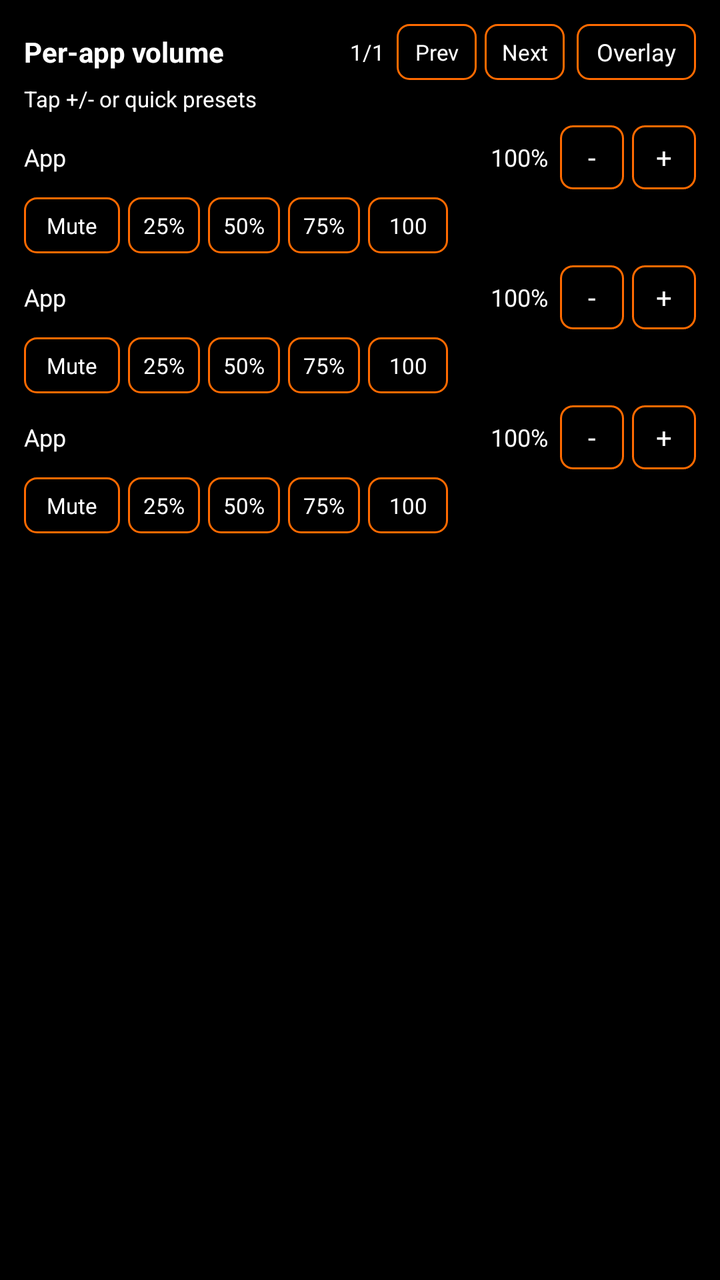
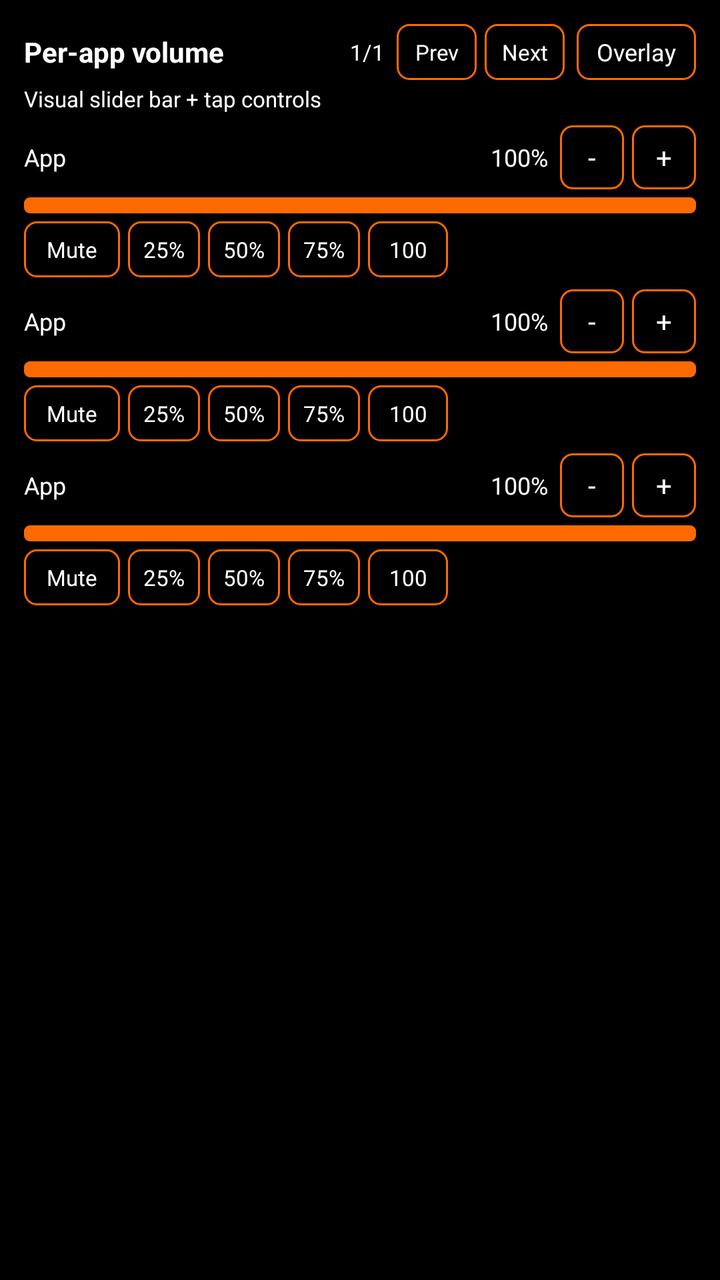

Two renders of the same Android screen: before a commit and after it. Below are the layout's source before the change and the commit's diff.
<!-- AndroidManifest.xml: application theme AppTheme -->
<!-- res/layout/notification_volume_big.xml -->
<?xml version="1.0" encoding="utf-8"?>
<LinearLayout xmlns:android="http://schemas.android.com/apk/res/android"
    android:id="@+id/notif_root"
    android:layout_width="match_parent"
    android:layout_height="wrap_content"
    android:orientation="vertical"
    android:padding="12dp"
    android:background="#000000">

    <LinearLayout
        android:id="@+id/notif_header_row"
        android:layout_width="match_parent"
        android:layout_height="wrap_content"
        android:orientation="horizontal"
        android:gravity="center_vertical"
        android:paddingBottom="2dp">

        <TextView
            android:id="@+id/notif_title"
            android:layout_width="0dp"
            android:layout_height="wrap_content"
            android:layout_weight="1"
            android:text="Per-app volume"
            android:textSize="14sp"
            android:textStyle="bold"
            android:textColor="#FFFFFF"
            android:shadowColor="#000000"
            android:shadowRadius="2"
            android:shadowDx="0"
            android:shadowDy="0" />

        <TextView
            android:id="@+id/notif_page"
            android:layout_width="wrap_content"
            android:layout_height="wrap_content"
            android:text="1/1"
            android:textSize="11sp"
            android:textColor="#FFFFFF"
            android:shadowColor="#000000"
            android:shadowRadius="2"
            android:shadowDx="0"
            android:shadowDy="0"
            android:paddingEnd="6dp"
            android:paddingRight="6dp" />

        <TextView
            android:id="@+id/notif_prev"
            android:layout_width="40dp"
            android:layout_height="28dp"
            android:gravity="center"
            android:text="Prev"
            android:textSize="11sp"
            android:textColor="#FFFFFF"
            android:shadowColor="#000000"
            android:shadowRadius="2"
            android:shadowDx="0"
            android:shadowDy="0"
            android:background="@drawable/notif_button"
            android:layout_marginEnd="4dp"
            android:layout_marginRight="4dp" />

        <TextView
            android:id="@+id/notif_next"
            android:layout_width="40dp"
            android:layout_height="28dp"
            android:gravity="center"
            android:text="Next"
            android:textSize="11sp"
            android:textColor="#FFFFFF"
            android:shadowColor="#000000"
            android:shadowRadius="2"
            android:shadowDx="0"
            android:shadowDy="0"
            android:background="@drawable/notif_button"
            android:layout_marginEnd="6dp"
            android:layout_marginRight="6dp" />

        <TextView
            android:id="@+id/notif_open_overlay"
            android:layout_width="wrap_content"
            android:layout_height="28dp"
            android:gravity="center"
            android:paddingStart="10dp"
            android:paddingEnd="10dp"
            android:paddingLeft="10dp"
            android:paddingRight="10dp"
            android:text="Overlay"
            android:textSize="12sp"
            android:textColor="#FFFFFF"
            android:shadowColor="#000000"
            android:shadowRadius="2"
            android:shadowDx="0"
            android:shadowDy="0"
            android:background="@drawable/notif_button" />
    </LinearLayout>

    <TextView
        android:id="@+id/notif_subtitle"
        android:layout_width="match_parent"
        android:layout_height="wrap_content"
        android:text="Tap +/- or quick presets"
        android:textSize="11sp"
        android:textColor="#FFFFFF"
        android:shadowColor="#000000"
        android:shadowRadius="2"
        android:shadowDx="0"
        android:shadowDy="0"
        android:paddingBottom="6dp" />

    <LinearLayout
        android:id="@+id/notif_row_1"
        android:layout_width="match_parent"
        android:layout_height="wrap_content"
        android:orientation="vertical"
        android:paddingBottom="6dp">

        <LinearLayout
            android:id="@+id/notif_row_1_main"
            android:layout_width="match_parent"
            android:layout_height="wrap_content"
            android:orientation="horizontal"
            android:gravity="center_vertical"
            android:paddingBottom="4dp">

            <TextView
                android:id="@+id/notif_app_1"
                android:layout_width="0dp"
                android:layout_height="wrap_content"
                android:layout_weight="1"
                android:ellipsize="end"
                android:maxLines="1"
                android:text="App"
                android:textSize="12sp"
                android:textColor="#FFFFFF"
                android:shadowColor="#000000"
                android:shadowRadius="2"
                android:shadowDx="0"
                android:shadowDy="0" />

            <TextView
                android:id="@+id/notif_value_1"
                android:layout_width="wrap_content"
                android:layout_height="wrap_content"
                android:text="100%"
                android:textSize="12sp"
                android:textColor="#FFFFFF"
                android:shadowColor="#000000"
                android:shadowRadius="2"
                android:shadowDx="0"
                android:shadowDy="0"
                android:paddingEnd="6dp"
                android:paddingRight="6dp" />

            <TextView
                android:id="@+id/notif_minus_1"
                android:layout_width="32dp"
                android:layout_height="32dp"
                android:gravity="center"
                android:text="-"
                android:textSize="14sp"
                android:textColor="#FFFFFF"
                android:shadowColor="#000000"
                android:shadowRadius="2"
                android:shadowDx="0"
                android:shadowDy="0"
                android:background="@drawable/notif_button" />

            <TextView
                android:id="@+id/notif_plus_1"
                android:layout_width="32dp"
                android:layout_height="32dp"
                android:layout_marginStart="4dp"
                android:layout_marginLeft="4dp"
                android:gravity="center"
                android:text="+"
                android:textSize="14sp"
                android:textColor="#FFFFFF"
                android:shadowColor="#000000"
                android:shadowRadius="2"
                android:shadowDx="0"
                android:shadowDy="0"
                android:background="@drawable/notif_button" />
        </LinearLayout>

        <LinearLayout
            android:id="@+id/notif_row_1_quick"
            android:layout_width="match_parent"
            android:layout_height="wrap_content"
            android:orientation="horizontal"
            android:gravity="center_vertical">

            <TextView
                android:id="@+id/notif_mute_1"
                android:layout_width="48dp"
                android:layout_height="28dp"
                android:gravity="center"
                android:text="Mute"
                android:textSize="11sp"
                android:textColor="#FFFFFF"
                android:shadowColor="#000000"
                android:shadowRadius="2"
                android:shadowDx="0"
                android:shadowDy="0"
                android:background="@drawable/notif_button" />

            <TextView
                android:id="@+id/notif_25_1"
                android:layout_width="36dp"
                android:layout_height="28dp"
                android:layout_marginStart="4dp"
                android:layout_marginLeft="4dp"
                android:gravity="center"
                android:text="25%"
                android:textSize="11sp"
                android:textColor="#FFFFFF"
                android:shadowColor="#000000"
                android:shadowRadius="2"
                android:shadowDx="0"
                android:shadowDy="0"
                android:background="@drawable/notif_button" />

            <TextView
                android:id="@+id/notif_50_1"
                android:layout_width="36dp"
                android:layout_height="28dp"
                android:layout_marginStart="4dp"
                android:layout_marginLeft="4dp"
                android:gravity="center"
                android:text="50%"
                android:textSize="11sp"
                android:textColor="#FFFFFF"
                android:shadowColor="#000000"
                android:shadowRadius="2"
                android:shadowDx="0"
                android:shadowDy="0"
                android:background="@drawable/notif_button" />

            <TextView
                android:id="@+id/notif_75_1"
                android:layout_width="36dp"
                android:layout_height="28dp"
                android:layout_marginStart="4dp"
                android:layout_marginLeft="4dp"
                android:gravity="center"
                android:text="75%"
                android:textSize="11sp"
                android:textColor="#FFFFFF"
                android:shadowColor="#000000"
                android:shadowRadius="2"
                android:shadowDx="0"
                android:shadowDy="0"
                android:background="@drawable/notif_button" />

            <TextView
                android:id="@+id/notif_100_1"
                android:layout_width="40dp"
                android:layout_height="28dp"
                android:layout_marginStart="4dp"
                android:layout_marginLeft="4dp"
                android:gravity="center"
                android:text="100"
                android:textSize="11sp"
                android:textColor="#FFFFFF"
                android:shadowColor="#000000"
                android:shadowRadius="2"
                android:shadowDx="0"
                android:shadowDy="0"
                android:background="@drawable/notif_button" />
        </LinearLayout>
    </LinearLayout>

    <LinearLayout
        android:id="@+id/notif_row_2"
        android:layout_width="match_parent"
        android:layout_height="wrap_content"
        android:orientation="vertical"
        android:paddingBottom="6dp">

        <LinearLayout
            android:id="@+id/notif_row_2_main"
            android:layout_width="match_parent"
            android:layout_height="wrap_content"
            android:orientation="horizontal"
            android:gravity="center_vertical"
            android:paddingBottom="4dp">

            <TextView
                android:id="@+id/notif_app_2"
                android:layout_width="0dp"
                android:layout_height="wrap_content"
                android:layout_weight="1"
                android:ellipsize="end"
                android:maxLines="1"
                android:text="App"
                android:textSize="12sp"
                android:textColor="#FFFFFF"
                android:shadowColor="#000000"
                android:shadowRadius="2"
                android:shadowDx="0"
                android:shadowDy="0" />

            <TextView
                android:id="@+id/notif_value_2"
                android:layout_width="wrap_content"
                android:layout_height="wrap_content"
                android:text="100%"
                android:textSize="12sp"
                android:textColor="#FFFFFF"
                android:shadowColor="#000000"
                android:shadowRadius="2"
                android:shadowDx="0"
                android:shadowDy="0"
                android:paddingEnd="6dp"
                android:paddingRight="6dp" />

            <TextView
                android:id="@+id/notif_minus_2"
                android:layout_width="32dp"
                android:layout_height="32dp"
                android:gravity="center"
                android:text="-"
                android:textSize="14sp"
                android:textColor="#FFFFFF"
                android:shadowColor="#000000"
                android:shadowRadius="2"
                android:shadowDx="0"
                android:shadowDy="0"
                android:background="@drawable/notif_button" />

            <TextView
                android:id="@+id/notif_plus_2"
                android:layout_width="32dp"
                android:layout_height="32dp"
                android:layout_marginStart="4dp"
                android:layout_marginLeft="4dp"
                android:gravity="center"
                android:text="+"
                android:textSize="14sp"
                android:textColor="#FFFFFF"
                android:shadowColor="#000000"
                android:shadowRadius="2"
                android:shadowDx="0"
                android:shadowDy="0"
                android:background="@drawable/notif_button" />
        </LinearLayout>

        <LinearLayout
            android:id="@+id/notif_row_2_quick"
            android:layout_width="match_parent"
            android:layout_height="wrap_content"
            android:orientation="horizontal"
            android:gravity="center_vertical">

            <TextView
                android:id="@+id/notif_mute_2"
                android:layout_width="48dp"
                android:layout_height="28dp"
                android:gravity="center"
                android:text="Mute"
                android:textSize="11sp"
                android:textColor="#FFFFFF"
                android:shadowColor="#000000"
                android:shadowRadius="2"
                android:shadowDx="0"
                android:shadowDy="0"
                android:background="@drawable/notif_button" />

            <TextView
                android:id="@+id/notif_25_2"
                android:layout_width="36dp"
                android:layout_height="28dp"
                android:layout_marginStart="4dp"
                android:layout_marginLeft="4dp"
                android:gravity="center"
                android:text="25%"
                android:textSize="11sp"
                android:textColor="#FFFFFF"
                android:shadowColor="#000000"
                android:shadowRadius="2"
                android:shadowDx="0"
                android:shadowDy="0"
                android:background="@drawable/notif_button" />

            <TextView
                android:id="@+id/notif_50_2"
                android:layout_width="36dp"
                android:layout_height="28dp"
                android:layout_marginStart="4dp"
                android:layout_marginLeft="4dp"
                android:gravity="center"
                android:text="50%"
                android:textSize="11sp"
                android:textColor="#FFFFFF"
                android:shadowColor="#000000"
                android:shadowRadius="2"
                android:shadowDx="0"
                android:shadowDy="0"
                android:background="@drawable/notif_button" />

            <TextView
                android:id="@+id/notif_75_2"
                android:layout_width="36dp"
                android:layout_height="28dp"
                android:layout_marginStart="4dp"
                android:layout_marginLeft="4dp"
                android:gravity="center"
                android:text="75%"
                android:textSize="11sp"
                android:textColor="#FFFFFF"
                android:shadowColor="#000000"
                android:shadowRadius="2"
                android:shadowDx="0"
                android:shadowDy="0"
                android:background="@drawable/notif_button" />

            <TextView
                android:id="@+id/notif_100_2"
                android:layout_width="40dp"
                android:layout_height="28dp"
                android:layout_marginStart="4dp"
                android:layout_marginLeft="4dp"
                android:gravity="center"
                android:text="100"
                android:textSize="11sp"
                android:textColor="#FFFFFF"
                android:shadowColor="#000000"
                android:shadowRadius="2"
                android:shadowDx="0"
                android:shadowDy="0"
                android:background="@drawable/notif_button" />
        </LinearLayout>
    </LinearLayout>

    <LinearLayout
        android:id="@+id/notif_row_3"
        android:layout_width="match_parent"
        android:layout_height="wrap_content"
        android:orientation="vertical">

        <LinearLayout
            android:id="@+id/notif_row_3_main"
            android:layout_width="match_parent"
            android:layout_height="wrap_content"
            android:orientation="horizontal"
            android:gravity="center_vertical"
            android:paddingBottom="4dp">

            <TextView
                android:id="@+id/notif_app_3"
                android:layout_width="0dp"
                android:layout_height="wrap_content"
                android:layout_weight="1"
                android:ellipsize="end"
                android:maxLines="1"
                android:text="App"
                android:textSize="12sp"
                android:textColor="#FFFFFF"
                android:shadowColor="#000000"
                android:shadowRadius="2"
                android:shadowDx="0"
                android:shadowDy="0" />

            <TextView
                android:id="@+id/notif_value_3"
                android:layout_width="wrap_content"
                android:layout_height="wrap_content"
                android:text="100%"
                android:textSize="12sp"
                android:textColor="#FFFFFF"
                android:shadowColor="#000000"
                android:shadowRadius="2"
                android:shadowDx="0"
                android:shadowDy="0"
                android:paddingEnd="6dp"
                android:paddingRight="6dp" />

            <TextView
                android:id="@+id/notif_minus_3"
                android:layout_width="32dp"
                android:layout_height="32dp"
                android:gravity="center"
                android:text="-"
                android:textSize="14sp"
                android:textColor="#FFFFFF"
                android:shadowColor="#000000"
                android:shadowRadius="2"
                android:shadowDx="0"
                android:shadowDy="0"
                android:background="@drawable/notif_button" />

            <TextView
                android:id="@+id/notif_plus_3"
                android:layout_width="32dp"
                android:layout_height="32dp"
                android:layout_marginStart="4dp"
                android:layout_marginLeft="4dp"
                android:gravity="center"
                android:text="+"
                android:textSize="14sp"
                android:textColor="#FFFFFF"
                android:shadowColor="#000000"
                android:shadowRadius="2"
                android:shadowDx="0"
                android:shadowDy="0"
                android:background="@drawable/notif_button" />
        </LinearLayout>

        <LinearLayout
            android:id="@+id/notif_row_3_quick"
            android:layout_width="match_parent"
            android:layout_height="wrap_content"
            android:orientation="horizontal"
            android:gravity="center_vertical">

            <TextView
                android:id="@+id/notif_mute_3"
                android:layout_width="48dp"
                android:layout_height="28dp"
                android:gravity="center"
                android:text="Mute"
                android:textSize="11sp"
                android:textColor="#FFFFFF"
                android:shadowColor="#000000"
                android:shadowRadius="2"
                android:shadowDx="0"
                android:shadowDy="0"
                android:background="@drawable/notif_button" />

            <TextView
                android:id="@+id/notif_25_3"
                android:layout_width="36dp"
                android:layout_height="28dp"
                android:layout_marginStart="4dp"
                android:layout_marginLeft="4dp"
                android:gravity="center"
                android:text="25%"
                android:textSize="11sp"
                android:textColor="#FFFFFF"
                android:shadowColor="#000000"
                android:shadowRadius="2"
                android:shadowDx="0"
                android:shadowDy="0"
                android:background="@drawable/notif_button" />

            <TextView
                android:id="@+id/notif_50_3"
                android:layout_width="36dp"
                android:layout_height="28dp"
                android:layout_marginStart="4dp"
                android:layout_marginLeft="4dp"
                android:gravity="center"
                android:text="50%"
                android:textSize="11sp"
                android:textColor="#FFFFFF"
                android:shadowColor="#000000"
                android:shadowRadius="2"
                android:shadowDx="0"
                android:shadowDy="0"
                android:background="@drawable/notif_button" />

            <TextView
                android:id="@+id/notif_75_3"
                android:layout_width="36dp"
                android:layout_height="28dp"
                android:layout_marginStart="4dp"
                android:layout_marginLeft="4dp"
                android:gravity="center"
                android:text="75%"
                android:textSize="11sp"
                android:textColor="#FFFFFF"
                android:shadowColor="#000000"
                android:shadowRadius="2"
                android:shadowDx="0"
                android:shadowDy="0"
                android:background="@drawable/notif_button" />

            <TextView
                android:id="@+id/notif_100_3"
                android:layout_width="40dp"
                android:layout_height="28dp"
                android:layout_marginStart="4dp"
                android:layout_marginLeft="4dp"
                android:gravity="center"
                android:text="100"
                android:textSize="11sp"
                android:textColor="#FFFFFF"
                android:shadowColor="#000000"
                android:shadowRadius="2"
                android:shadowDx="0"
                android:shadowDy="0"
                android:background="@drawable/notif_button" />
        </LinearLayout>
    </LinearLayout>
</LinearLayout>
<!-- resources referenced by this layout -->
<resources>
  <!-- drawable notif_button (drawable) -->
  <?xml version="1.0" encoding="utf-8"?>
  <shape xmlns:android="http://schemas.android.com/apk/res/android">
      <solid android:color="#000000" />
      <stroke
          android:width="1dp"
          android:color="#FF6A00" />
      <corners android:radius="6dp" />
  </shape>
  <style name="AppTheme" parent="Theme.AppCompat.Light.NoActionBar">
          <item name="android:windowIsTranslucent">false</item>
      </style>
</resources>

<!-- the commit's change to res/layout/notification_volume_big.xml (unified diff, before → after) -->
@@ -98,7 +98,7 @@
         android:id="@+id/notif_subtitle"
         android:layout_width="match_parent"
         android:layout_height="wrap_content"
-        android:text="Tap +/- or quick presets"
+        android:text="Visual slider bar + tap controls"
         android:textSize="11sp"
         android:textColor="#FFFFFF"
         android:shadowColor="#000000"
@@ -182,6 +182,16 @@
                 android:background="@drawable/notif_button" />
         </LinearLayout>
 
+        <ProgressBar
+            android:id="@+id/notif_progress_1"
+            style="?android:attr/progressBarStyleHorizontal"
+            android:layout_width="match_parent"
+            android:layout_height="8dp"
+            android:max="100"
+            android:progress="100"
+            android:progressDrawable="@drawable/notif_progress"
+            android:layout_marginBottom="4dp" />
+
         <LinearLayout
             android:id="@+id/notif_row_1_quick"
             android:layout_width="match_parent"
@@ -344,6 +354,16 @@
                 android:background="@drawable/notif_button" />
         </LinearLayout>
 
+        <ProgressBar
+            android:id="@+id/notif_progress_2"
+            style="?android:attr/progressBarStyleHorizontal"
+            android:layout_width="match_parent"
+            android:layout_height="8dp"
+            android:max="100"
+            android:progress="100"
+            android:progressDrawable="@drawable/notif_progress"
+            android:layout_marginBottom="4dp" />
+
         <LinearLayout
             android:id="@+id/notif_row_2_quick"
             android:layout_width="match_parent"
@@ -505,6 +525,16 @@
                 android:background="@drawable/notif_button" />
         </LinearLayout>
 
+        <ProgressBar
+            android:id="@+id/notif_progress_3"
+            style="?android:attr/progressBarStyleHorizontal"
+            android:layout_width="match_parent"
+            android:layout_height="8dp"
+            android:max="100"
+            android:progress="100"
+            android:progressDrawable="@drawable/notif_progress"
+            android:layout_marginBottom="4dp" />
+
         <LinearLayout
             android:id="@+id/notif_row_3_quick"
             android:layout_width="match_parent"
<!-- resource entries referenced after the edit -->
@@ -9,6 +9,25 @@
           android:color="#FF6A00" />
       <corners android:radius="6dp" />
   </shape>
+  <!-- drawable notif_progress (drawable) -->
+  <?xml version="1.0" encoding="utf-8"?>
+  <layer-list xmlns:android="http://schemas.android.com/apk/res/android">
+      <item android:id="@android:id/background">
+          <shape android:shape="rectangle">
+              <corners android:radius="3dp" />
+              <solid android:color="#303030" />
+          </shape>
+      </item>
+  
+      <item android:id="@android:id/progress">
+          <clip android:clipOrientation="horizontal" android:gravity="left">
+              <shape android:shape="rectangle">
+                  <corners android:radius="3dp" />
+                  <solid android:color="#FF6A00" />
+              </shape>
+          </clip>
+      </item>
+  </layer-list>
   <style name="AppTheme" parent="Theme.AppCompat.Light.NoActionBar">
           <item name="android:windowIsTranslucent">false</item>
       </style>
